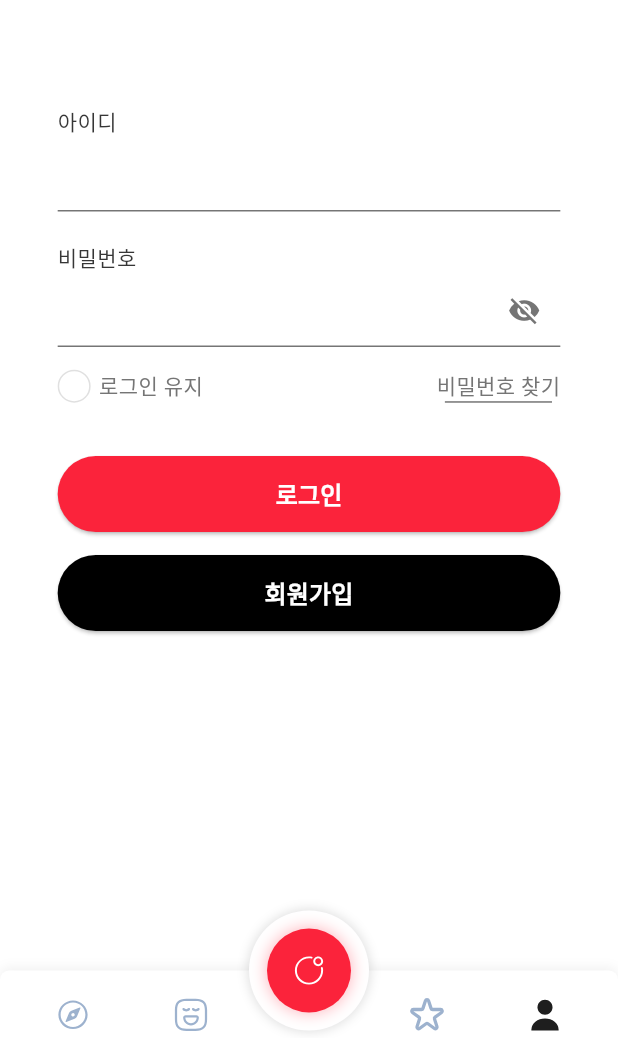
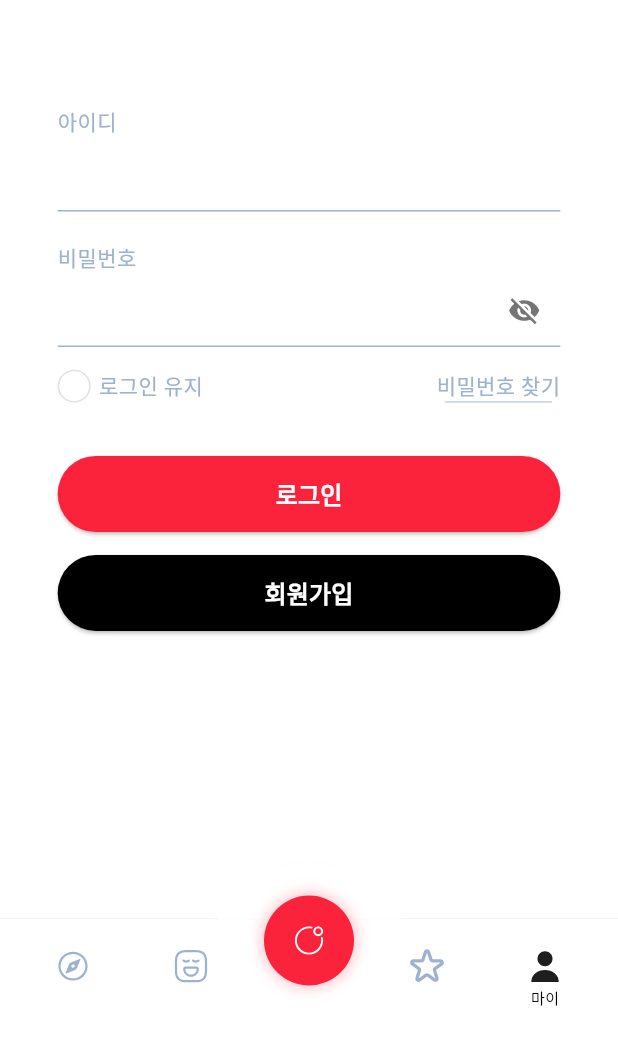
Before and after one commit to Selene-ovo/TOMAPTO, a Flutter app: the LoginPage screen opened directly, on a phone screen of 412 x 824 dp, the part 198-1236 px from its top. Run offline on Flutter 3.47's test engine with Material 3 defaults, Android fonts, the light colour scheme and no system bars; our stand-ins replace flutter_dotenv, flutter_svg, geolocator, shared_preferences; missing offline and left inert: flutter_naver_map; accounts and stored records are empty; Roboto replaces fonts that are missing (Pretendard); statements that could not run were skipped.

Commit message:
프로필페이지 구현, 프로필 페이지(디자인 수정부탁)

```diff
--- a/lib/main.dart
+++ b/lib/main.dart
@@ -1,8 +1,8 @@
 import 'package:flutter/material.dart';
+import 'package:flutter_dotenv/flutter_dotenv.dart';
 import 'package:flutter_naver_map/flutter_naver_map.dart';
 import 'package:geolocator/geolocator.dart';
 import 'package:flutter_dotenv/flutter_dotenv.dart';
-import 'package:flutter_svg/flutter_svg.dart';
 import 'package:tomapto/widgets/bottom_nav_bar.dart';
 import 'package:tomapto/pages/map/transit.dart';
 import 'package:tomapto/styles/app_styles.dart';
@@ -25,16 +25,69 @@ void main() async {
   runApp(const MyApp());
 }
 
-class MyApp extends StatelessWidget {
+class MyApp extends StatefulWidget {
   const MyApp({super.key});
+
+  @override
+  State<MyApp> createState() => _MyAppState();
+}
+
+class _MyAppState extends State<MyApp> {
+  bool _isLoading = true;
+  bool _isLoggedIn = false;
+
+  @override
+  void initState() {
+    super.initState();
+    _checkLoginStatus();
+  }
+
+  // 로그인 상태 확인
+  Future<void> _checkLoginStatus() async {
+    try {
+      final prefs = await SharedPreferences.getInstance();
+      final token = prefs.getString('token');
+      final rememberMe = prefs.getBool('remember_me') ?? false;
+
+      setState(() {
+        _isLoggedIn = token != null && rememberMe;
+        _isLoading = false;
+      });
+    } catch (e) {
+      print('로그인 상태 확인 오류: $e');
+      setState(() {
+        _isLoggedIn = false;
+        _isLoading = false;
+      });
+    }
+  }
 
   @override
   Widget build(BuildContext context) {
     return MaterialApp(
       debugShowCheckedModeBanner: false,
       title: '네이버 맵',
-      theme: AppStyles.theme, // AppStyles에서 정의된 테마 사용
+      theme: ThemeData(
+        primarySwatch: Colors.red,
+        visualDensity: VisualDensity.adaptivePlatformDensity,
+      ),
       home: const NaverMapPage(),
+    );
+  }
+}
+
+// 로딩 화면
+class LoadingScreen extends StatelessWidget {
+  const LoadingScreen({super.key});
+
+  @override
+  Widget build(BuildContext context) {
+    return const Scaffold(
+      body: Center(
+        child: CircularProgressIndicator(
+          valueColor: AlwaysStoppedAnimation<Color>(Color(0xFFFB233B)),
+        ),
+      ),
     );
   }
 }
@@ -193,6 +246,11 @@ class _NaverMapPageState extends State<NaverMapPage> {
     // 현재 위치 버튼 처리 (중앙 버튼 - 인덱스 2)
     if (index == 2) {
       _getCurrentLocation();
+    }
+
+    // 프로필 버튼 처리 (마이페이지 - 인덱스 4)
+    if (index == 4) {
+      Navigator.of(context).pushNamed('/profile');
     }
 
     // 여기에 각 탭에 따른 추가 동작 구현
@@ -417,12 +475,15 @@ class _NaverMapPageState extends State<NaverMapPage> {
             ),
           ),
 
-          // 하단 네비게이션 바
-          Align(
-            alignment: Alignment.bottomCenter,
+          // 커스텀 하단 네비게이션 바 추가
+          Positioned(
+            left: 0,
+            right: 0,
+            bottom: 0,
             child: BottomNavBar(
               currentIndex: _currentNavIndex,
               onTap: _handleNavIndexChanged,
+              curveHeight: 30.0,
             ),
           ),
         ],
--- a/lib/pages/profile/login.dart
+++ b/lib/pages/profile/login.dart
@@ -4,6 +4,7 @@ import 'package:flutter_svg/flutter_svg.dart';
 import 'package:flutter_dotenv/flutter_dotenv.dart';
 import 'package:tomapto/controllers/login_controller.dart';
 import 'package:tomapto/widgets/bottom_nav_bar.dart';
+import 'package:tomapto/pages/profile/profile.dart';
 
 void main() async {
   WidgetsFlutterBinding.ensureInitialized(); // Flutter 바인딩 초기화 (비동기 작업 전 필요)
@@ -56,7 +57,7 @@ class CustomTextField extends StatelessWidget {
         Text(
           labelText,
           style: TextStyle(
-            color: const Color(0xFF363636),
+            color: const Color(0xFF9DB2CE),
             fontSize: 14.0 * MediaQuery.of(context).textScaleFactor,
             fontWeight: FontWeight.w500,
             fontFamily: 'Pretendard',
@@ -77,11 +78,11 @@ class CustomTextField extends StatelessWidget {
                 color:
                     focusNode?.hasFocus == true
                         ? const Color(0xFFFB233B) // 앱의 주요 색상 (빨간색)
-                        : const Color(0xFF757575), // 텍스트 보조 색상
+                        : const Color(0xFF9DB2CE), // 텍스트 보조 색상
               ),
             ),
             enabledBorder: const UnderlineInputBorder(
-              borderSide: BorderSide(color: Color(0xFF757575)),
+              borderSide: BorderSide(color: Color(0xFF9DB2CE)),
             ),
             focusedBorder: const UnderlineInputBorder(
               borderSide: BorderSide(color: Color(0xFFFB233B)),
@@ -198,13 +199,16 @@ class _LoginPageState extends State<LoginPage> {
   }
 
   // 로그인 처리
+  // login.dart 파일의 _LoginPageState 클래스 내부
+
+  // 로그인 처리
   Future<void> _login() async {
     final success = await _controller.login(context, setState);
     if (success && mounted) {
-      // 홈 화면으로 이동 (실제 구현 필요)
-      // Navigator.of(context).pushReplacement(
-      //   MaterialPageRoute(builder: (context) => HomePage()),
-      // );
+      // 로그인 성공 시 프로필 페이지로 이동
+      Navigator.of(context).pushReplacement(
+        MaterialPageRoute(builder: (context) => const ProfilePage()),
+      );
     }
   }
 
@@ -297,7 +301,7 @@ class _LoginPageState extends State<LoginPage> {
               Text(
                 '로그인 유지',
                 style: TextStyle(
-                  color: Colors.grey[600],
+                  color: Color(0xFF9DB2CE),
                   fontSize: 14.0 * MediaQuery.of(context).textScaleFactor,
                   fontFamily: 'Pretendard',
                   fontWeight: FontWeight.w500,
@@ -315,16 +319,16 @@ class _LoginPageState extends State<LoginPage> {
               Text(
                 '비밀번호 찾기',
                 style: TextStyle(
-                  color: const Color(0xFF757575),
+                  color: const Color(0xFF9DB2CE),
                   fontSize: 14.0 * MediaQuery.of(context).textScaleFactor,
                   fontFamily: 'Pretendard',
                   fontWeight: FontWeight.w500,
                 ),
               ),
               Container(
-                height: 1,
+                height: 0.6,
                 width: underlineWidth,
-                color: const Color(0xFF757575),
+                color: const Color(0xFF9DB2CE),
               ),
             ],
           ),
@@ -437,7 +441,7 @@ class _LoginPageState extends State<LoginPage> {
             Positioned(
               left: 0,
               right: 0,
-              bottom: -30, // 화면 최하단에 배치
+              bottom: 0, // 화면 최하단에 배치
               child: BottomNavBar(
                 currentIndex: 4,
                 onTap: (index) {
--- a/lib/widgets/bottom_nav_bar.dart
+++ b/lib/widgets/bottom_nav_bar.dart
@@ -4,51 +4,45 @@ import 'package:flutter_svg/flutter_svg.dart';
 class BottomNavBar extends StatelessWidget {
   final int currentIndex;
   final Function(int) onTap;
+  final double curveHeight; // 곡선의 높이를 조절하는 속성
 
   const BottomNavBar({
     super.key,
-    required this.currentIndex,
-    required this.onTap,
+    required this.currentIndex, // 현재 선택된 탭 인덱스
+    required this.onTap, // 탭 선택 시 호출될 콜백 함수
+    this.curveHeight = 30.0, // 기본 커브 높이 (더 크게 설정할수록 더 볼록해집니다)
   });
 
   @override
   Widget build(BuildContext context) {
+    // 표준 Flutter 하단 네비게이션 바 높이
+    const double kBottomNavigationBarHeight = 80.0;
     final double screenWidth = MediaQuery.of(context).size.width;
 
-    // 고정된 높이 설정
-    const double navBarHeight = 75.0;
-
-    return SizedBox(
+    return Container(
       width: screenWidth,
-      height: navBarHeight + 40, // 중앙 버튼을 위한 추가 공간
+      height: kBottomNavigationBarHeight,
       child: Stack(
+        clipBehavior: Clip.none, // 자식 위젯이 부모 경계를 넘어갈 수 있도록 설정
         children: [
-          // 기본 네비게이션 바 (둥근 모서리)
+          // 기본 네비게이션 바 배경 (전체 너비)
           Positioned(
             bottom: 0,
             left: 0,
             right: 0,
+            height: kBottomNavigationBarHeight,
             child: Container(
-              width: screenWidth,
-              height: navBarHeight,
-              decoration: ShapeDecoration(
+              decoration: const BoxDecoration(
                 color: Colors.white,
-                shape: RoundedRectangleBorder(
-                  borderRadius: BorderRadius.only(
-                    topLeft: Radius.circular(6),
-                    topRight: Radius.circular(6),
-                    bottomLeft: Radius.circular(26),
-                    bottomRight: Radius.circular(26),
+                // 상단에 0.2 두께의 구분선 추가
+                border: Border(
+                  top: BorderSide(
+                    width: 0.2,
+                    color: Color(0xFFCCCCCC), // 연한 회색 구분선
                   ),
                 ),
-                shadows: [
-                  BoxShadow(
-                    color: Colors.black.withOpacity(0.05),
-                    blurRadius: 5,
-                    offset: Offset(0, -2),
               ),
-                ],
-              ),
+              width: screenWidth,
               child: Row(
                 mainAxisAlignment: MainAxisAlignment.spaceEvenly,
                 children: [
@@ -68,7 +62,7 @@ class BottomNavBar extends StatelessWidget {
                   Container(width: 60, height: 50),
                   _buildNavItem(
                     3,
-                    '즐겨찾기',
+                    '저장',
                     'assets/icons/favorites_B.svg',
                     'assets/icons/favorites_W.svg',
                   ),
@@ -83,36 +77,51 @@ class BottomNavBar extends StatelessWidget {
             ),
           ),
 
-          // 중앙 원형 배경 (중앙 버튼 아래 깔리는 원)
+          // 중앙 볼록 부분 (하단 바 위에 추가) - 곡선 개선 및 크기 조정
           Positioned(
-            bottom: navBarHeight - 40, // 네비게이션 바 위로 절반 올라옴
-            left: screenWidth / 2 - 40, // 중앙 정렬 (72의 절반은 36)
+            bottom: kBottomNavigationBarHeight - 1,
+            left: screenWidth / 2 - 70, // 좌측 위치 더 넓게 조정 (60 -> 70)
+            child: ClipPath(
+              // CenterCurveClipper에 적절한 값을 전달하여 커브 모양 조절
+              clipper: CenterCurveClipper(
+                iconRadius: 30, // 아이콘 반지름
+                curveBulge: 0.5, // 볼록한 정도 (0.5~1.0 사이 권장, 값이 클수록 더 볼록함)
+                curveWidth: 120, // 곡선의 너비 (더 넓게 설정)
+              ),
               child: Container(
-              width: 80,
-              height: 80,
-              decoration: const ShapeDecoration(
+                width: 140, // 너비 더 넓게 조정 (120 -> 140)
+                height: curveHeight * 1.6, // 높이 조정 (1.2 -> 1.5로 증가)
+                decoration: BoxDecoration(
                   color: Colors.white,
-                shape: OvalBorder(),
-                shadows: [
+                  // 상단 경계에 0.2의 구분선 추가 (중앙 볼록 부분에도 동일한 구분선 적용)
+                  border: const Border(
+                    top: BorderSide(
+                      width: 0.2,
+                      color: Color(0xFFCCCCCC), // 연한 회색 구분선
+                    ),
+                  ),
+                  boxShadow: [
                     BoxShadow(
-                    color: Colors.black12,
+                      color: Colors.black.withOpacity(0.05),
                       blurRadius: 5,
                       spreadRadius: 1,
+                      offset: const Offset(0, -2),
                     ),
                   ],
                 ),
               ),
             ),
+          ),
 
-          // 중앙 둥근 버튼 (빨간색)
+          // 중앙 둥근 버튼 (Stack의 맨 마지막에 배치하여 항상 최상위에 표시)
           Positioned(
-            bottom: navBarHeight - 28, // 위치 조정
-            left: screenWidth / 2 - 28, // 중앙 위치 (56의 절반은 28)
+            bottom: kBottomNavigationBarHeight - 45, // 위치 조정
+            left: screenWidth / 2 - 30, // 중앙 위치
             child: GestureDetector(
               onTap: () => onTap(2),
               child: Container(
-                width: 56,
-                height: 56,
+                width: 60, // 버튼 크기
+                height: 60, // 버튼 크기
                 decoration: BoxDecoration(
                   shape: BoxShape.circle,
                   gradient: RadialGradient(
@@ -134,8 +143,8 @@ class BottomNavBar extends StatelessWidget {
                 child: Center(
                   child: SvgPicture.asset(
                     'assets/icons/category_Bf.svg',
-                    width: 21,
-                    height: 21,
+                    width: 21, // 아이콘 크기
+                    height: 21, // 아이콘 크기
                     color: Colors.white,
                   ),
                 ),
@@ -147,20 +156,22 @@ class BottomNavBar extends StatelessWidget {
     );
   }
 
+  // 각 네비게이션 아이템을 구성하는 메서드
   Widget _buildNavItem(
     int index,
     String label,
     String selectedSvgPath,
     String unselectedSvgPath,
   ) {
+    // 현재 선택된 아이템인지 확인
     final bool isSelected = currentIndex == index;
 
     // 모든 아이템에 고정된 높이와 너비를 부여하여 움직임 방지
     return GestureDetector(
       onTap: () => onTap(index),
-      child: SizedBox(
-        width: 60,
-        height: 50,
+      child: Container(
+        width: 60, // 모든 아이템에 동일한 너비
+        height: 50, // 모든 아이템에 동일한 높이
         child: Column(
           mainAxisSize: MainAxisSize.min,
           mainAxisAlignment: MainAxisAlignment.center,
@@ -186,3 +197,75 @@ class BottomNavBar extends StatelessWidget {
     );
   }
 }
+
+// 종형 곡선 모양의 클리퍼 구현 - 더 볼록하게 수정
+class CenterCurveClipper extends CustomClipper<Path> {
+  // 커스터마이징 가능한 속성들
+  final double iconRadius; // 중앙 아이콘의 반지름
+  final double curveBulge; // 곡선의 볼록한 정도 (0.5~1.0 권장, 값이 클수록 더 볼록함)
+  final double curveWidth; // 곡선의 너비
+
+  // 생성자: 클리퍼의 속성을 설정할 수 있습니다
+  CenterCurveClipper({
+    this.iconRadius = 25.0, // 기본 아이콘 반지름
+    this.curveBulge = 0.8, // 기본 볼록함 정도
+    this.curveWidth = 80.0, // 기본 곡선 너비
+  });
+
+  @override
+  Path getClip(Size size) {
+    final path = Path();
+    final width = size.width;
+    final height = size.height;
+
+    // 볼록한 정도에 따라 조절되는 높이 계수
+    final heightFactor = height * (1.0 - curveBulge);
+
+    // 좌측 하단에서 시작
+    path.moveTo(0, height);
+
+    // 왼쪽 하단 직선 부분
+    path.lineTo(width * 0.05, height);
+
+    // 왼쪽에서 중앙으로 올라가는 곡선 (더 볼록하게 조정)
+    path.cubicTo(
+      width * 0.10, // 첫 번째 제어점 X 좌표
+      height, // 첫 번째 제어점 Y 좌표
+      width * 0.15, // 두 번째 제어점 X 좌표
+      heightFactor * 0.9, // 두 번째 제어점 Y 좌표 (낮을수록 더 볼록해짐)
+      width * 0.30, // 끝점 X 좌표
+      heightFactor * 0.7, // 끝점 Y 좌표 (낮을수록 더 볼록해짐)
+    );
+
+    // 중앙 상단 부분 (더 볼록하게 조정)
+    path.cubicTo(
+      width * 0.38, // 첫 번째 제어점 X 좌표
+      heightFactor * 0.3, // 첫 번째 제어점 Y 좌표 (낮을수록 더 볼록해짐)
+      width * 0.62, // 두 번째 제어점 X 좌표
+      heightFactor * 0.3, // 두 번째 제어점 Y 좌표 (낮을수록 더 볼록해짐)
+      width * 0.70, // 끝점 X 좌표
+      heightFactor * 0.7, // 끝점 Y 좌표 (낮을수록 더 볼록해짐)
+    );
+
+    // 중앙에서 오른쪽으로 내려가는 곡선
+    path.cubicTo(
+      width * 0.85, // 첫 번째 제어점 X 좌표
+      heightFactor * 0.9, // 첫 번째 제어점 Y 좌표 (낮을수록 더 볼록해짐)
+      width * 0.90, // 두 번째 제어점 X 좌표
+      height, // 두 번째 제어점 Y 좌표
+      width * 0.95, // 끝점 X 좌표
+      height, // 끝점 Y 좌표
+    );
+
+    // 오른쪽 하단 직선 부분
+    path.lineTo(width, height);
+
+    // 경로 닫기
+    path.close();
+
+    return path;
+  }
+
+  @override
+  bool shouldReclip(CustomClipper<Path> oldClipper) => true;
+}
```
Lines whose indentation alone changed are shown as unchanged.
